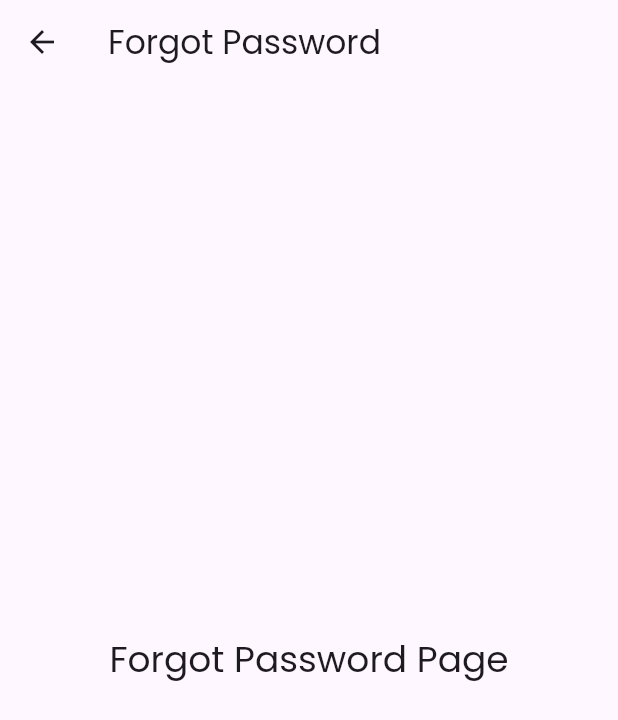
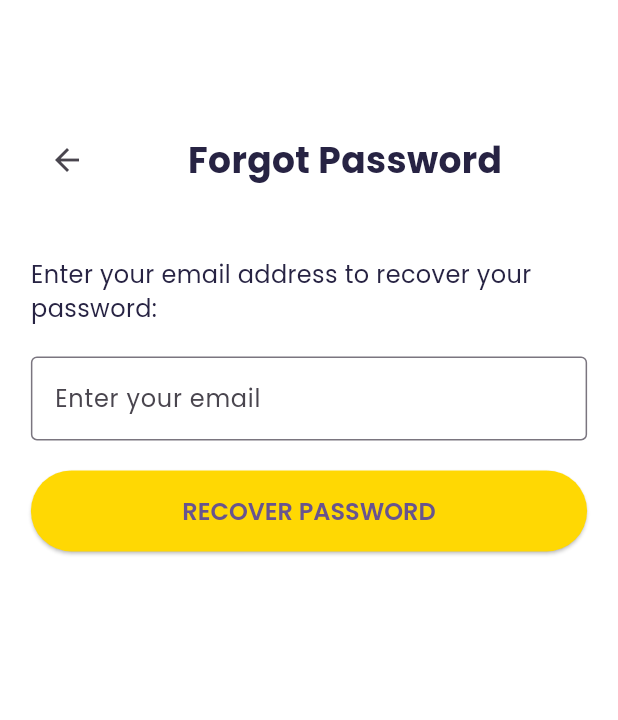
Before and after one commit to SafeDriveApp/SafeDrive, a Flutter app: the ForgotPasswordPage screen opened directly, on a phone screen of 412 x 824 dp. Shown: the top 720 px of the screen. Run offline on Flutter 3.47's test engine with Material 3 defaults, Android fonts, the light colour scheme and no system bars.

Commit message:
add : forgot password page

```diff
--- a/lib/Page/forgot_password_page.dart
+++ b/lib/Page/forgot_password_page.dart
@@ -1,18 +1,99 @@
 import 'package:flutter/material.dart';
+import 'package:safe_drive/Page/login_page.dart';
 
-class ForgotPasswordPage extends StatelessWidget {
+class ForgotPasswordPage extends StatefulWidget {
   const ForgotPasswordPage({super.key});
 
   @override
+  State<ForgotPasswordPage> createState() => _ForgotPasswordPageState();
+}
+
+class _ForgotPasswordPageState extends State<ForgotPasswordPage> {
+  final TextEditingController _emailController = TextEditingController();
+
+  @override
   Widget build(BuildContext context) {
+    double screenWidth = MediaQuery.of(context).size.width;
+    double screenHeight = MediaQuery.of(context).size.height;
     return Scaffold(
-      appBar: AppBar(
-        title: const Text('Forgot Password'),
-      ),
-      body: Center(
-        child: Text(
-          'Forgot Password Page',
-          style: Theme.of(context).textTheme.headlineSmall,
+      backgroundColor: Color.fromRGBO(255, 255, 255, 1),
+      body: SingleChildScrollView(
+        child: Padding(
+          padding: EdgeInsets.symmetric(horizontal: screenWidth * 5 / 100),
+          child: Column(
+            crossAxisAlignment: CrossAxisAlignment.start,
+            mainAxisAlignment: MainAxisAlignment.center,
+            children: [
+              SizedBox(height: screenHeight * 10 / 100),
+              Row(
+                children: [
+                  IconButton(
+                    icon: Icon(Icons.arrow_back),
+                    onPressed: () {
+                      Navigator.push(
+                        context,
+                        MaterialPageRoute(
+                            builder: (context) => const LoginPage()),
+                      ); // Navigate back to the previous page
+                    },
+                  ),
+                  Expanded(
+                    child: Center(
+                      child: Text(
+                        'Forgot Password',
+                        style: TextStyle(
+                          fontFamily: 'Poppins',
+                          fontWeight: FontWeight.bold,
+                          fontSize: 24,
+                          color: Color(0xFF272343),
+                        ),
+                      ),
+                    ),
+                  ),
+                ],
+              ),
+              SizedBox(height: screenHeight * 5 / 100),
+              Text(
+                'Enter your email address to recover your password:',
+                style: TextStyle(
+                  fontFamily: 'Poppins',
+                  fontSize: 16,
+                  color: Color(0xFF272343),
+                ),
+              ),
+              SizedBox(height: 20),
+              TextField(
+                controller: _emailController,
+                decoration: InputDecoration(
+                  border: OutlineInputBorder(),
+                  hintText: 'Enter your email',
+                ),
+                keyboardType: TextInputType.emailAddress,
+              ),
+              SizedBox(height: 20),
+              Center(
+                child: SizedBox(
+                  width: double.infinity,
+                  child: ElevatedButton(
+                    onPressed: () {
+                      // Handle password recovery
+                    },
+                    style: ElevatedButton.styleFrom(
+                      backgroundColor: Color(0xFFFFD803), // Button color
+                      padding: EdgeInsets.symmetric(vertical: 15),
+                      textStyle: TextStyle(
+                        fontFamily: 'Poppins',
+                        fontWeight: FontWeight.w600, // Semi-bold
+                        fontSize: 16,
+                        color: Colors.black, // Text color
+                      ),
+                    ),
+                    child: Text('RECOVER PASSWORD'),
+                  ),
+                ),
+              ),
+            ],
+          ),
         ),
       ),
     );
```
